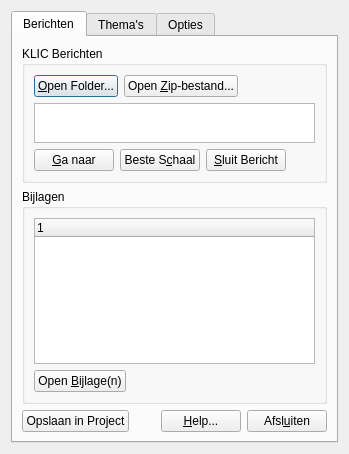
Qt form B4UdigNL.ui (diethard2/b4udignl) before a commit.
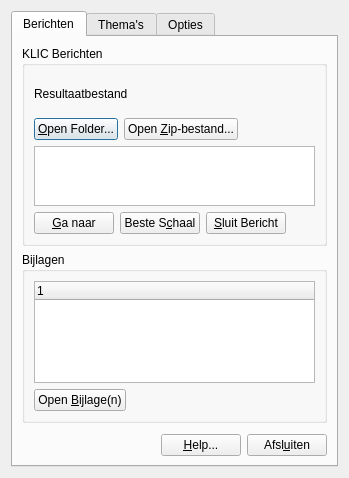
The same form after that commit. Custom widgets are drawn as their Qt base class.

Commit message: changed user interface and icons

Patch:
```diff
--- a/B4UdigNL.ui
+++ b/B4UdigNL.ui
@@ -7,9 +7,15 @@
     <x>0</x>
     <y>0</y>
     <width>324</width>
-    <height>432</height>
+    <height>475</height>
    </rect>
   </property>
+  <property name="maximumSize">
+   <size>
+    <width>660</width>
+    <height>800</height>
+   </size>
+  </property>
   <property name="focusPolicy">
    <enum>Qt::StrongFocus</enum>
   </property>
@@ -38,11 +44,62 @@
       <layout class="QVBoxLayout" name="verticalLayout_4">
        <item>
         <widget class="QGroupBox" name="messageBox">
+         <property name="minimumSize">
+          <size>
+           <width>0</width>
+           <height>200</height>
+          </size>
+         </property>
          <property name="title">
           <string>KLIC Berichten</string>
          </property>
-         <layout class="QGridLayout" name="gridLayout">
-          <item row="0" column="0">
+         <layout class="QVBoxLayout" name="verticalLayout_5">
+          <item>
+           <layout class="QHBoxLayout" name="horizontalLayout_21">
+            <item>
+             <widget class="QLabel" name="labelResultFile">
+              <property name="sizePolicy">
+               <sizepolicy hsizetype="Preferred" vsizetype="Preferred">
+                <horstretch>0</horstretch>
+                <verstretch>0</verstretch>
+               </sizepolicy>
+              </property>
+              <property name="text">
+               <string>Resultaatbestand</string>
+              </property>
+             </widget>
+            </item>
+            <item>
+             <widget class="QgsFileWidget" name="resultFileWidget">
+              <property name="sizePolicy">
+               <sizepolicy hsizetype="Expanding" vsizetype="Preferred">
+                <horstretch>0</horstretch>
+                <verstretch>0</verstretch>
+               </sizepolicy>
+              </property>
+              <property name="maximumSize">
+               <size>
+                <width>600</width>
+                <height>40</height>
+               </size>
+              </property>
+              <property name="focusPolicy">
+               <enum>Qt::StrongFocus</enum>
+              </property>
+              <property name="dialogTitle">
+               <string>Gpkg Resultaatbestand</string>
+              </property>
+              <property name="filter">
+               <string>*.gpkg</string>
+              </property>
+              <property name="storageMode">
+               <enum>QgsFileWidget::SaveFile</enum>
+              </property>
+             </widget>
+            </item>
+           </layout>
+          </item>
+          <item>
            <layout class="QHBoxLayout" name="horizontalLayout">
             <item>
              <widget class="QPushButton" name="openMsgButton">
@@ -73,7 +130,7 @@
             </item>
            </layout>
           </item>
-          <item row="1" column="0">
+          <item>
            <widget class="QListWidget" name="msgListWidget">
             <property name="minimumSize">
              <size>
@@ -83,13 +140,13 @@
             </property>
             <property name="maximumSize">
              <size>
-              <width>16777215</width>
+              <width>600</width>
               <height>60</height>
              </size>
             </property>
            </widget>
           </item>
-          <item row="2" column="0">
+          <item>
            <layout class="QHBoxLayout" name="horizontalLayout_2">
             <item>
              <widget class="QPushButton" name="gotoButton">
@@ -152,8 +209,8 @@
             </property>
             <property name="maximumSize">
              <size>
-              <width>16777215</width>
-              <height>250</height>
+              <width>600</width>
+              <height>200</height>
              </size>
             </property>
             <property name="selectionMode">
@@ -198,6 +255,9 @@
          <property name="orientation">
           <enum>Qt::Vertical</enum>
          </property>
+         <property name="sizeType">
+          <enum>QSizePolicy::MinimumExpanding</enum>
+         </property>
          <property name="sizeHint" stdset="0">
           <size>
            <width>17</width>
@@ -208,13 +268,6 @@
        </item>
        <item>
         <layout class="QHBoxLayout" name="horizontalLayout_4">
-         <item>
-          <widget class="QPushButton" name="saveButton">
-           <property name="text">
-            <string>Opslaan in Project</string>
-           </property>
-          </widget>
-         </item>
          <item>
           <spacer name="horizontalSpacer_2">
            <property name="orientation">
@@ -1056,6 +1109,13 @@
    </item>
   </layout>
  </widget>
+ <customwidgets>
+  <customwidget>
+   <class>QgsFileWidget</class>
+   <extends>QWidget</extends>
+   <header>qgsfilewidget.h</header>
+  </customwidget>
+ </customwidgets>
  <resources/>
  <connections/>
 </ui>
```
Left out of the diff: 3 changed lines with no effect on the pictures. The commit also changes 2 other files.
